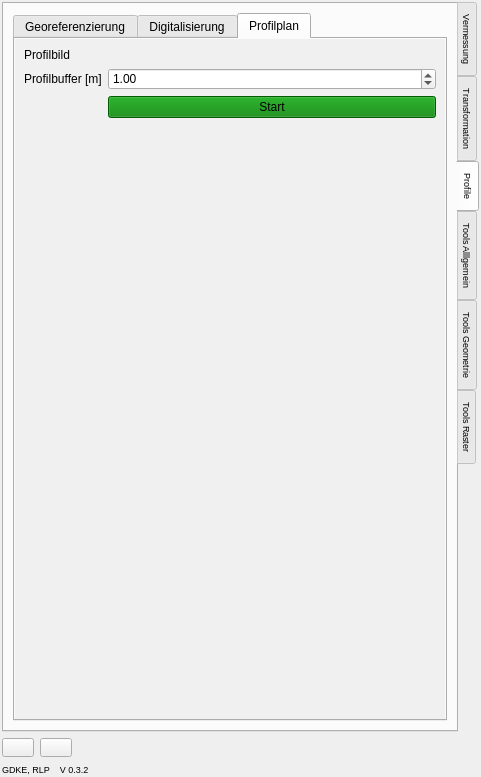
Qt form utils/t2g_arch_dockwidget_base.ui (Landesamt-fuer-Archaeologie-Sachsen/Tachy2GIS_arch) before a commit.
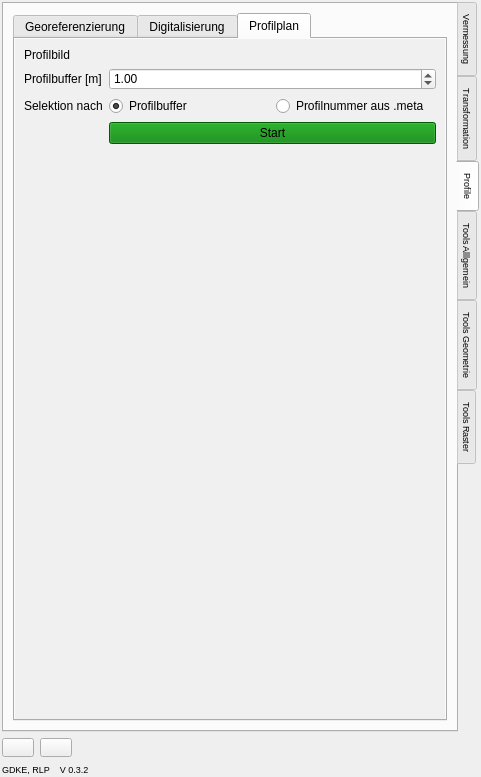
The same form after that commit. The open tabs and pages were chosen to show the change. Icons and pictures are not drawn. Custom widgets are drawn as their Qt base class.

Commit message: #1942 Planerstellung alternativ mit Selektion nach Profilnummer

The edit to the form file:
```diff
--- a/utils/t2g_arch_dockwidget_base.ui
+++ b/utils/t2g_arch_dockwidget_base.ui
@@ -681,13 +681,10 @@
                 </property>
                </widget>
               </item>
-              <item row="2" column="1">
-               <widget class="QPushButton" name="startPlanBtn">
-                <property name="styleSheet">
-                 <string notr="true">background-color : green</string>
-                </property>
+              <item row="1" column="0">
+               <widget class="QLabel" name="label_51">
                 <property name="text">
-                 <string>Start</string>
+                 <string>Profilbuffer [m]</string>
                 </property>
                </widget>
               </item>
@@ -704,10 +701,41 @@
                 </property>
                </widget>
               </item>
-              <item row="1" column="0">
-               <widget class="QLabel" name="label_51">
+              <item row="2" column="0">
+               <widget class="QLabel" name="label_4">
                 <property name="text">
-                 <string>Profilbuffer [m]</string>
+                 <string>Selektion nach</string>
+                </property>
+               </widget>
+              </item>
+              <item row="2" column="1">
+               <layout class="QHBoxLayout" name="horizontalLayout_8">
+                <item>
+                 <widget class="QRadioButton" name="radioProfilePlanBuffer">
+                  <property name="text">
+                   <string>Profilbuffer</string>
+                  </property>
+                  <property name="checked">
+                   <bool>true</bool>
+                  </property>
+                 </widget>
+                </item>
+                <item>
+                 <widget class="QRadioButton" name="radioProfilePlanNumber">
+                  <property name="text">
+                   <string>Profilnummer aus .meta</string>
+                  </property>
+                 </widget>
+                </item>
+               </layout>
+              </item>
+              <item row="4" column="1">
+               <widget class="QPushButton" name="startPlanBtn">
+                <property name="styleSheet">
+                 <string notr="true">background-color : green</string>
+                </property>
+                <property name="text">
+                 <string>Start</string>
                 </property>
                </widget>
               </item>
```
The commit also changes 1 other file.
